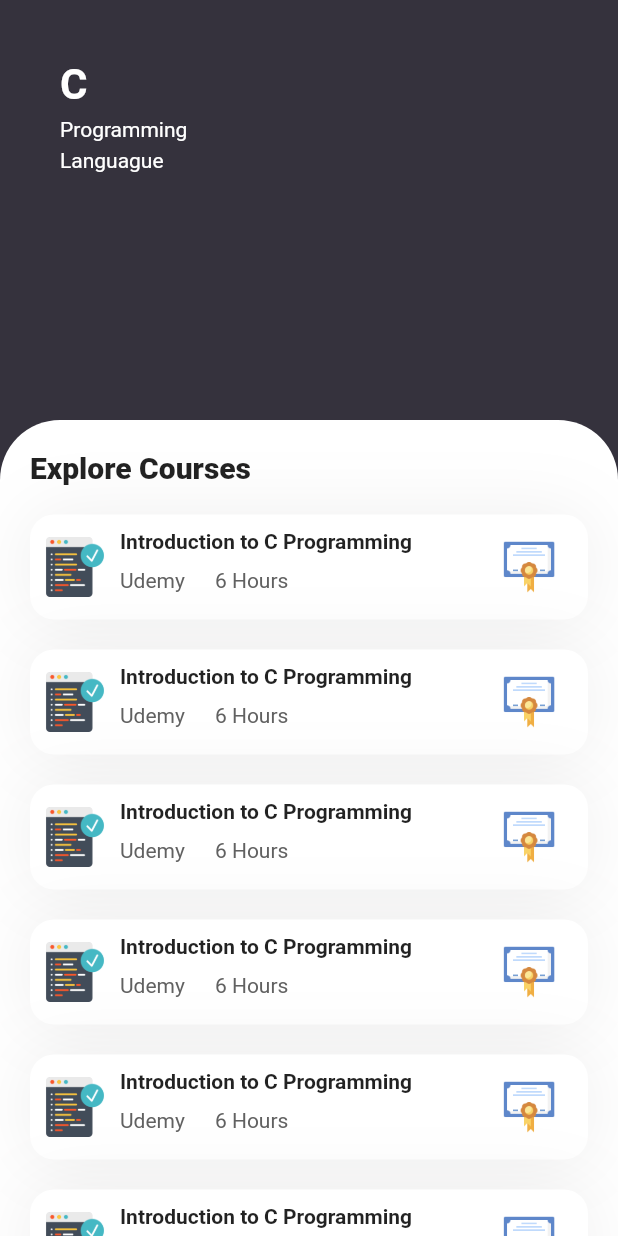
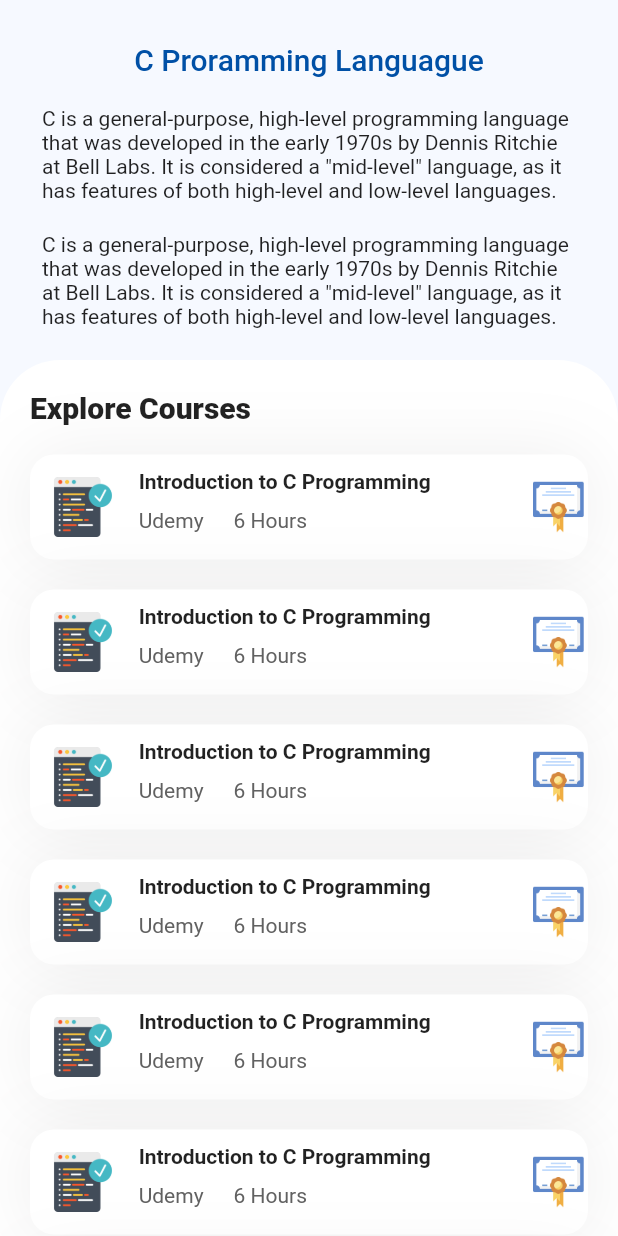
Before and after one commit to Chamidilshan/learn_programming, a Flutter app: the CoursesPage screen opened directly, on a phone screen of 412 x 824 dp. Run offline on Flutter 3.47's test engine with Material 2 defaults, Android fonts, the phone set to English and light mode, and no system bars; our stand-ins replace supabase, supabase_flutter; accounts and stored records are empty.

Commit message:
added design for courses page

```diff
--- /dev/null
+++ b/lib/constants/constants.dart
@@ -0,0 +1,4 @@
+import 'package:flutter/material.dart';
+
+// #0050A6
+// #0050A6
--- a/lib/main.dart
+++ b/lib/main.dart
@@ -26,7 +26,7 @@ class _MyAppState extends State<MyApp> {
   @override
   Widget build(BuildContext context) {
     return MaterialApp(
-      home: StartedPage(),
+      home: CoursesPage(),
       debugShowCheckedModeBanner: false,
     );
   }
--- a/lib/pages/course_page.dart
+++ b/lib/pages/course_page.dart
@@ -11,71 +11,46 @@ class _CoursesPageState extends State<CoursesPage> {
   @override
   Widget build(BuildContext context) {
     return Scaffold(
-      backgroundColor: const Color(0xFF35323d),
-      body: SingleChildScrollView(
+      backgroundColor: const Color(0xFFF6F9FF),
+      body: SafeArea(
+        child: SingleChildScrollView(
           child: Column(
             crossAxisAlignment: CrossAxisAlignment.start,
             children: [
               Container(
                 child: Padding(
-                padding: const EdgeInsets.only(left: 40.0, right: 40.0, top: 40.0),
+                  padding: const EdgeInsets.all(28.0),
                   child: Column(
-                  crossAxisAlignment: CrossAxisAlignment.start,
                     children: [
-                    Text('C',
-                    style: TextStyle(color: Colors.white,
-                      fontSize: 28.0,
-                      fontWeight: FontWeight.bold
-                    ),
+                      Text('C Proramming Languague',
+                        style: Theme.of(context).textTheme.headline6!.copyWith(color: Color(0xFF0050A6)),
                       ),
                       SizedBox(
-                      height: 5.0,
+                        height: 20.0,
                       ),
-                    Text('Programming',
-                      style: TextStyle(color: Colors.white,
-                          fontSize: 14.0,
-                      ),
-                    ),
-                    SizedBox(
-                      height: 5.0,
-                    ),
-                    Text('Languague',
-                      style: TextStyle(color: Colors.white,
-                          fontSize: 14.0,
+                      Text('C is a general-purpose, high-level programming language that was '
+                          'developed in the early 1970s by Dennis Ritchie at '
+                          'Bell Labs. It is considered a "mid-level" '
+                          'language, as it has features of both high-level and low-level languages.',
+                        style: TextStyle(
+                          color: Colors.black87
                         ),
                       ),
                       SizedBox(
                         height: 20.0,
                       ),
-                    Row(
-                      mainAxisAlignment: MainAxisAlignment.start,
-                      children: [
-                        // Container(
-                        //   decoration: BoxDecoration(
-                        //     borderRadius: BorderRadius.circular(20.0),
-                        //     color: Colors.white12
-                        //   ),
-                        //   width: 240.0,
-                        //   height: 110.0,
-                        //   child: Padding(
-                        //     padding: const EdgeInsets.only(left: 10.0),
-                        //     child: Text('C is a general-purpose, high-level programming language that was '
-                        //         'developed in the early 1970s by Dennis Ritchie at '
-                        //         'Bell Labs. It is considered a "mid-level" '
-                        //         'language, as it has features of both high-level and low-level languages.',
-                        //       style: TextStyle(
-                        //         color: Colors.grey
-                        //       ),
-                        //     ),
-                        //   ),
-                        // ),
-                        // Image.asset('images/assC.png', width: 140.0,),
-                      ],
-                    )
+                      Text('C is a general-purpose, high-level programming language that was '
+                          'developed in the early 1970s by Dennis Ritchie at '
+                          'Bell Labs. It is considered a "mid-level" '
+                          'language, as it has features of both high-level and low-level languages.',
+                        style: TextStyle(
+                            color: Colors.black87
+                        ),
+                      ),
                     ],
                   ),
                 ),
-              height: 280.0,
+                height: 240.0,
                 width: double.infinity,
                 decoration: BoxDecoration(
                 ),
@@ -106,6 +81,7 @@ class _CoursesPageState extends State<CoursesPage> {
                         onTap: () {print('Pressed');},
                         child: Container(
                           child: Row(
+                            mainAxisAlignment: MainAxisAlignment.spaceAround,
                             children: [
                               SizedBox(width: 10.0),
                               Image.asset('images/code.png', width: 40.0,),
@@ -172,6 +148,7 @@ class _CoursesPageState extends State<CoursesPage> {
             ],
           ),
         ),
+      ),
     );
   }
 }
--- a/lib/pages/started_page.dart
+++ b/lib/pages/started_page.dart
@@ -11,7 +11,10 @@ class StartedPage extends StatelessWidget {
       body: Column(
         mainAxisAlignment: MainAxisAlignment.spaceAround,
         children: <Widget>[
-          Image.asset('images/stpge.png',
+          Padding(
+            padding: const EdgeInsets.only(top: 10.0),
+            child: Image.asset('images/stpge.png',
+            ),
           ),
           Column(
             children: const [
```
Lines whose indentation alone changed are shown as unchanged.
